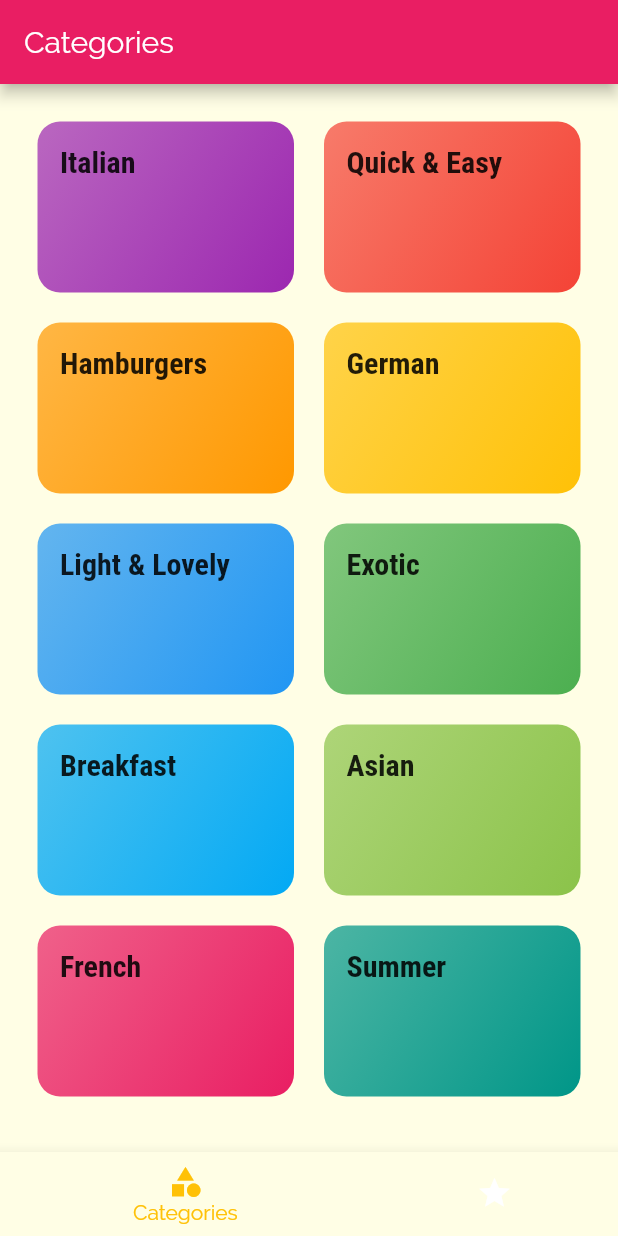
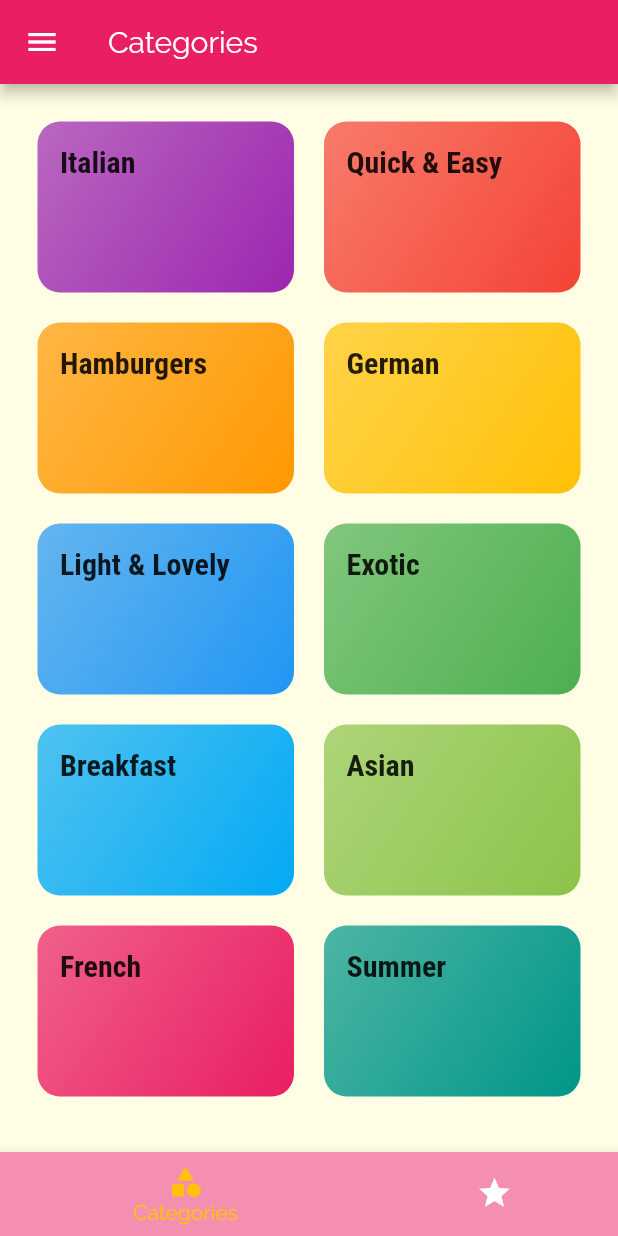
Before and after one commit to iamvpa/Meals-App, a Flutter app: the screen it shows after launch, on a phone screen of 412 x 824 dp. Run offline on Flutter 3.47's test engine with Material 2 defaults, Android fonts, the phone set to English and light mode, and no system bars.

Commit message:
customDrawer

```diff
--- a/lib/screens/tabs_screen.dart
+++ b/lib/screens/tabs_screen.dart
@@ -25,6 +25,9 @@ class _TabsScreenState extends State<TabsScreen> {
       appBar: AppBar(
         title: Text(_pages[_selectedPageIndex]['title']),
       ),
+      drawer: Drawer(
+        child: Text('The Drawer'),
+      ),
       body: _pages[_selectedPageIndex]['page'],
       bottomNavigationBar: BottomNavigationBar(
         onTap: _selectPage,
@@ -35,6 +38,7 @@ class _TabsScreenState extends State<TabsScreen> {
         type: BottomNavigationBarType.shifting,
         items: [
           BottomNavigationBarItem(
+            backgroundColor: Theme.of(context).backgroundColor,
             icon: Icon(Icons.category),
             title: Text('Categories'),
           ),
```
Also changed, not shown: lib/widgets/main_drawer.dart (added, +28 -0 lines).
